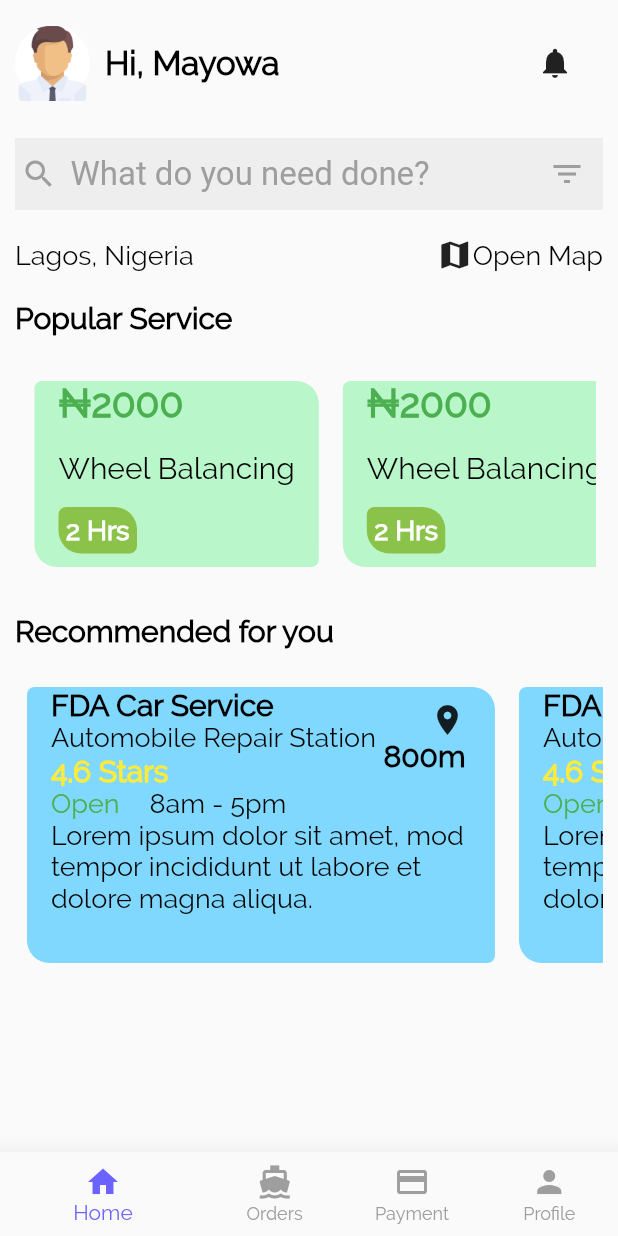
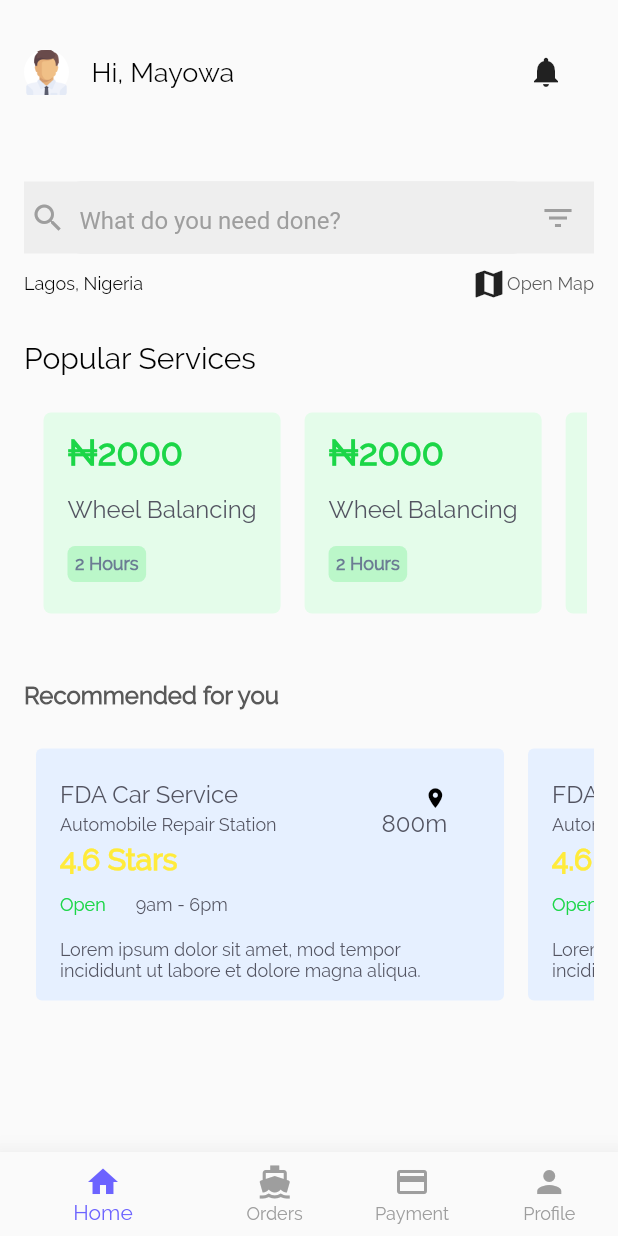
Before and after one commit to ologunB/autoserve, a Flutter app: the LayoutTemplate screen opened directly, on a phone screen of 412 x 824 dp. Run offline on Flutter 3.47's test engine with Material 2 defaults, Android fonts, the phone set to English and light mode, and no system bars; our stand-ins replace pin_code_fields, smooth_star_rating; missing offline and left inert: country_pickers.

Commit message:
home view

```diff
--- a/lib/views/car_owner/auth/register_complete_page.dart
+++ b/lib/views/car_owner/auth/register_complete_page.dart
@@ -29,7 +29,7 @@ class _RegisterCompleteScreenState extends State<RegisterCompleteScreen> {
                     textAlign: TextAlign.center,
                     style: TextStyle(
                         color: Colors.white,
-                        fontSize: 22,
+                        fontSize: 24,
                         fontWeight: FontWeight.w500),
                   ),
                 ),
@@ -42,7 +42,7 @@ class _RegisterCompleteScreenState extends State<RegisterCompleteScreen> {
                     textAlign: TextAlign.center,
                     style: TextStyle(
                         color: Colors.white,
-                        fontSize: 20,
+                        fontSize: 16,
                         fontWeight: FontWeight.w400),
                   ),
                 ),
--- a/lib/views/car_owner/auth/register_second_page.dart
+++ b/lib/views/car_owner/auth/register_second_page.dart
@@ -28,7 +28,7 @@ class _RegisterSecondPageState extends State<RegisterSecondPage> {
                   "Step 2/2",
                   style: TextStyle(
                       color: Styles.appPrimaryColor,
-                      fontSize: 22,
+                      fontSize: 16,
                       fontWeight: FontWeight.w500),
                 ),
               ),
@@ -46,34 +46,42 @@ class _RegisterSecondPageState extends State<RegisterSecondPage> {
                 style: TextStyle(
                     color: Colors.black,
                     fontSize: 24,
-                    fontWeight: FontWeight.w900),
+                    fontWeight: FontWeight.w500),
               ),
-              SizedBox(height: 10),
+              SizedBox(height: 24),
               Text(
                 "Enter the verification code sent to your Email/Phone number",
                 style: TextStyle(
-                    fontSize: 18,
-                    fontWeight: FontWeight.w400,
+                    fontSize: 16,
+//                    fontWeight: FontWeight.w400,
                     color: Colors.grey),
               ),
+              SizedBox(
+                height: 48.0,
+              ),
               Padding(
-                padding: const EdgeInsets.all(18.0),
+                padding: const EdgeInsets.only(
+                  left: 18.0,
+                  right: 18.0,
+                  bottom: 18.0,
+                ),
                 child: PinCodeTextField(
-                  length: 5,
+                  length: 4,
                   obsecureText: false,
                   inactiveColor: Colors.grey,
                   animationType: AnimationType.fade,
                   textInputType: TextInputType.numberWithOptions(),
                   shape: PinCodeFieldShape.box,
                   textStyle: TextStyle(
-                      color: Colors.black,
-                      fontWeight: FontWeight.w600,
-                      fontSize: 24),
+                    color: Colors.black,
+                    fontWeight: FontWeight.w600,
+                    fontSize: 24,
+                  ),
                   autoDismissKeyboard: true,
                   animationDuration: Duration(milliseconds: 300),
                   borderRadius: BorderRadius.circular(5),
-                  fieldHeight: 50,
-                  fieldWidth: 50,
+                  fieldHeight: 54,
+                  fieldWidth: 54,
                   onChanged: (value) {
                     setState(() {});
                   },
@@ -82,11 +90,11 @@ class _RegisterSecondPageState extends State<RegisterSecondPage> {
               Center(
                 child: Text(
                   "Resend Code",
-                  style: TextStyle(color: Colors.blue, fontSize: 20),
+                  style: TextStyle(color: Colors.blue, fontSize: 16,),
                 ),
               ),
               Padding(
-                padding: const EdgeInsets.symmetric(vertical: 28.0),
+                padding: const EdgeInsets.symmetric(vertical: 29.0),
                 child: CustomButton(
                   title: "Continue",
                   onPress: () {
--- a/lib/views/car_owner/home/home_view.dart
+++ b/lib/views/car_owner/home/home_view.dart
@@ -16,7 +16,7 @@ class _HomeViewState extends State<HomeView> {
       child: SingleChildScrollView(
         child: Container(
           height: MediaQuery.of(context).size.height,
-          padding: EdgeInsets.all(10),
+          padding: EdgeInsets.all(16.0),
           child: Column(
             crossAxisAlignment: CrossAxisAlignment.start,
             children: <Widget>[
@@ -26,19 +26,19 @@ class _HomeViewState extends State<HomeView> {
                       child: Row(
                     children: <Widget>[
                       CircleAvatar(
-                        radius: 25,
+                        radius: 15,
                         backgroundColor: Colors.white,
                         child: Image.asset(
                           "assets/images/person.png",
                         ),
                       ),
-                      SizedBox(width: 10),
+                      SizedBox(width: 15),
                       Text(
                         "Hi, Mayowa",
                         style: TextStyle(
-                            fontSize: 22,
+                            fontSize: 18,
                             color: Colors.black,
-                            fontWeight: FontWeight.w600),
+                            fontWeight: FontWeight.w500),
                       ),
                     ],
                   )),
@@ -50,7 +50,7 @@ class _HomeViewState extends State<HomeView> {
                 ],
               ),
               Padding(
-                padding: const EdgeInsets.only(bottom: 18.0, top: 18),
+                padding: const EdgeInsets.only(bottom: 8.0, top: 41.0),
                 child: Theme(
                     data: ThemeData(
                         primaryColor: Styles.commonDarkBackground,
@@ -75,8 +75,9 @@ class _HomeViewState extends State<HomeView> {
                                 hintText: 'What do you need done?',
                                 hintStyle: TextStyle(
                                     color: Colors.grey[500],
-                                    fontSize: 22,
-                                    fontWeight: FontWeight.w400),
+                                    fontSize: 16,
+//                                    fontWeight: FontWeight.w400,
+                                ),
                                 border: OutlineInputBorder(
                                   borderRadius: BorderRadius.circular(5.0),
                                 ),
@@ -107,7 +108,7 @@ class _HomeViewState extends State<HomeView> {
                       child: Text(
                     "Lagos, Nigeria",
                     style: TextStyle(
-                        fontSize: 18,
+                        fontSize: 12,
                         color: Colors.black,
                         fontWeight: FontWeight.w400),
                   )),
@@ -115,24 +116,25 @@ class _HomeViewState extends State<HomeView> {
                   Text(
                     "Open Map",
                     style: TextStyle(
-                        fontSize: 18,
-                        color: Colors.black,
-                        fontWeight: FontWeight.w500),
+                        fontSize: 12,
+                        color: Color(0xFF595959),
+//                        fontWeight: FontWeight.w500,
+                    ),
                   )
                 ],
               ),
               Padding(
-                padding: const EdgeInsets.only(bottom: 18.0, top: 18),
+                padding: const EdgeInsets.only(bottom: 12.0, top: 26.0),
                 child: Text(
-                  "Popular Service",
+                  "Popular Services",
                   style: TextStyle(
                       fontSize: 20,
                       color: Colors.black,
-                      fontWeight: FontWeight.w600),
+                      fontWeight: FontWeight.w500),
                 ),
               ),
               Container(
-                height: 150,
+                height: 160,
                 width: 10000,
                 padding: EdgeInsets.all(5),
                 child: ListView.builder(
@@ -144,12 +146,12 @@ class _HomeViewState extends State<HomeView> {
                       padding: EdgeInsets.all(8.0),
                       child: Container(
                         decoration: BoxDecoration(
-                          color: Colors.greenAccent[100],
+                          color: Color(0xFFE4FCEA),
                           borderRadius: BorderRadius.only(
-                            bottomLeft: Radius.circular(15),
+                            bottomLeft: Radius.circular(5),
                             bottomRight: Radius.circular(5),
                             topLeft: Radius.circular(5),
-                            topRight: Radius.circular(15),
+                            topRight: Radius.circular(5),
                           ),
                         ),
                         child: FlatButton(
@@ -159,40 +161,41 @@ class _HomeViewState extends State<HomeView> {
                           child: Column(
                             crossAxisAlignment: CrossAxisAlignment.start,
                             children: <Widget>[
+                              SizedBox(height: 12.0,),
                               Text(
                                 "₦2000",
                                 style: TextStyle(
-                                    fontSize: 26,
+                                    fontSize: 24,
                                     fontWeight: FontWeight.w600,
-                                    color: Colors.green),
+                                    color: Color(0xFF1BD647)),
                               ),
                               SizedBox(height: 15),
                               Text(
                                 "Wheel Balancing",
                                 style: TextStyle(
-                                    fontSize: 20,
+                                    fontSize: 16,
                                     fontWeight: FontWeight.w300,
-                                    color: Colors.black),
+                                    color: Color(0xFF535461),),
                               ),
                               SizedBox(height: 7),
                               Padding(
                                 padding: EdgeInsets.only(top: 8.0),
                                 child: Container(
                                   decoration: BoxDecoration(
-                                    color: Colors.lightGreen,
+                                    color: Color(0xFFBBF7C9),
                                     borderRadius: BorderRadius.only(
-                                      bottomLeft: Radius.circular(15),
+                                      bottomLeft: Radius.circular(5),
                                       bottomRight: Radius.circular(5),
                                       topLeft: Radius.circular(5),
-                                      topRight: Radius.circular(15),
+                                      topRight: Radius.circular(5),
                                     ),
                                   ),
                                   padding: EdgeInsets.all(5),
                                   child: Text(
-                                    "2 Hrs",
+                                    "2 Hours",
                                     style: TextStyle(
-                                        color: Colors.white,
-                                        fontSize: 18,
+                                        color: Color(0xFF6B7C93),
+                                        fontSize: 12,
                                         fontWeight: FontWeight.w600),
                                   ),
                                 ),
@@ -206,17 +209,17 @@ class _HomeViewState extends State<HomeView> {
                 ),
               ),
               Padding(
-                padding: const EdgeInsets.only(bottom: 18.0, top: 18),
+                padding: const EdgeInsets.only(bottom: 18.0, top: 32),
                 child: Text(
                   "Recommended for you",
                   style: TextStyle(
-                      fontSize: 20,
-                      color: Colors.black,
+                      fontSize: 16,
+                      color: Color(0xFF595959),
                       fontWeight: FontWeight.w600),
                 ),
               ),
               Container(
-                height: 200,
+                height: 184,
                 width: 10000,
                 child: ListView.builder(
                   itemCount: typeList.length,
@@ -228,12 +231,12 @@ class _HomeViewState extends State<HomeView> {
                       child: Container(
                         width: 312,
                         decoration: BoxDecoration(
-                          color: Colors.lightBlueAccent[100],
+                          color: Color(0xFFE6F0FF),
                           borderRadius: BorderRadius.only(
-                            bottomLeft: Radius.circular(15),
-                            bottomRight: Radius.circular(5),
-                            topLeft: Radius.circular(5),
-                            topRight: Radius.circular(15),
+                            bottomLeft: Radius.circular(4),
+                            bottomRight: Radius.circular(4),
+                            topLeft: Radius.circular(4),
+                            topRight: Radius.circular(4),
                           ),
                         ),
                         child: FlatButton(
@@ -249,20 +252,23 @@ class _HomeViewState extends State<HomeView> {
                                     crossAxisAlignment:
                                         CrossAxisAlignment.start,
                                     children: <Widget>[
+                                      SizedBox(height: 21.0,),
                                       Text(
                                         "FDA Car Service",
                                         style: TextStyle(
-                                            fontSize: 20,
-                                            fontWeight: FontWeight.w700,
-                                            color: Colors.black),
+                                            fontSize: 16,
+                                            fontWeight: FontWeight.w500,
+                                            color: Color(0xFF535461),),
                                       ),
+                                      SizedBox(height: 4.0,),
                                       Text(
                                         "Automobile Repair Station",
                                         style: TextStyle(
-                                            fontSize: 18,
+                                            fontSize: 12,
                                             fontWeight: FontWeight.w300,
-                                            color: Colors.black),
+                                            color: Color(0xFF535461)),
                                       ),
+                                      SizedBox(height: 4.0,),
                                       Text(
                                         "4.6 Stars",
                                         style: TextStyle(
@@ -272,48 +278,50 @@ class _HomeViewState extends State<HomeView> {
                                       )
                                     ],
                                   ),
-                                  SizedBox(width: 5),
+                                  SizedBox(width: 70),
                                   Column(
                                     crossAxisAlignment: CrossAxisAlignment.end,
                                     children: <Widget>[
-                                      Icon(Icons.location_on),
+                                      Icon(Icons.location_on, color: Color(0xFF000000), size: 15.83,),
                                       Text(
                                         "800m",
                                         style: TextStyle(
-                                            fontSize: 20,
-                                            fontWeight: FontWeight.w600,
-                                            color: Colors.black),
+                                            fontSize: 16,
+                                            fontWeight: FontWeight.w500,
+                                            color: Color(0xFF535461),),
                                       )
                                     ],
                                   )
                                 ],
                               ),
+                              SizedBox(height: 12.0,),
                               Row(
                                 children: <Widget>[
                                   Text(
                                     "Open",
                                     style: TextStyle(
-                                        fontSize: 18,
-                                        fontWeight: FontWeight.w300,
-                                        color: Colors.green),
+                                        fontSize: 12,
+                                        fontWeight: FontWeight.w500,
+                                        color: Color(0xFF1BD647),),
                                   ),
                                   SizedBox(width: 20),
                                   Text(
-                                    "8am - 5pm",
+                                    "9am - 6pm",
                                     style: TextStyle(
-                                        fontSize: 18,
+                                        fontSize: 12,
                                         fontWeight: FontWeight.w300,
-                                        color: Colors.black),
+                                        color: Color(0xFF535461)),
                                   ),
                                 ],
                               ),
+                              SizedBox(height: 16.0,),
                               Expanded(
                                 child: Text(
                                   Constants.shortLoremText,
                                   style: TextStyle(
-                                      fontSize: 18,
+                                      fontSize: 12,
                                       fontWeight: FontWeight.w400,
-                                      color: Colors.black),
+                                      color: Color(0xFF535461),),
                                 ),
                               )
                             ],
```
